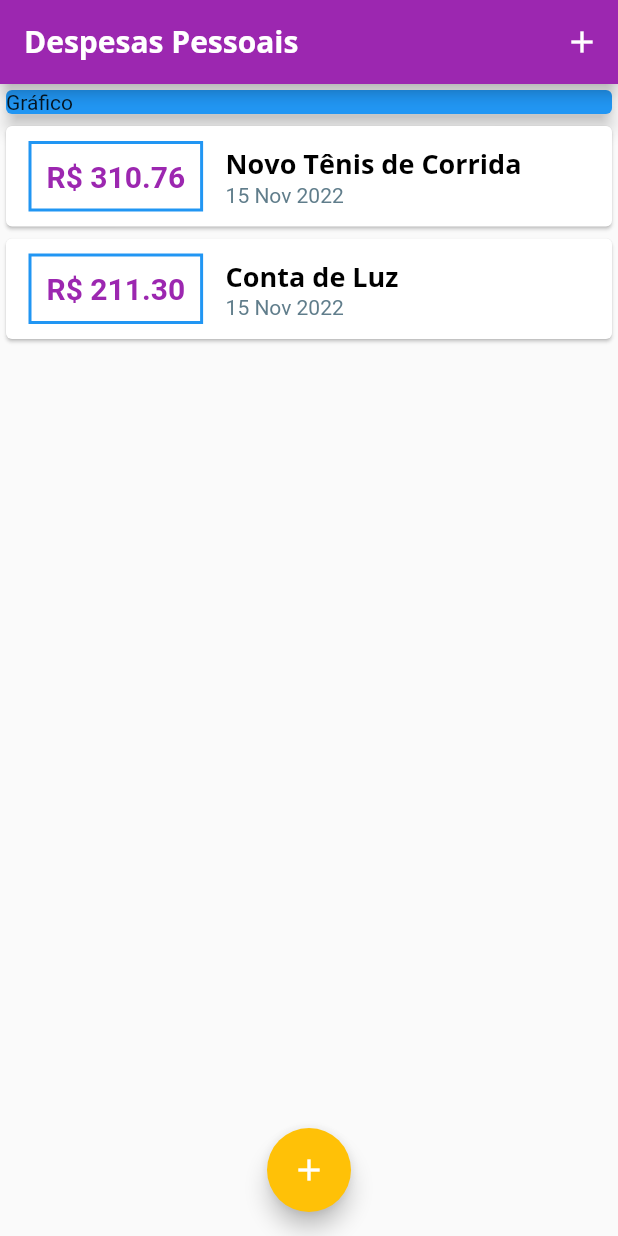
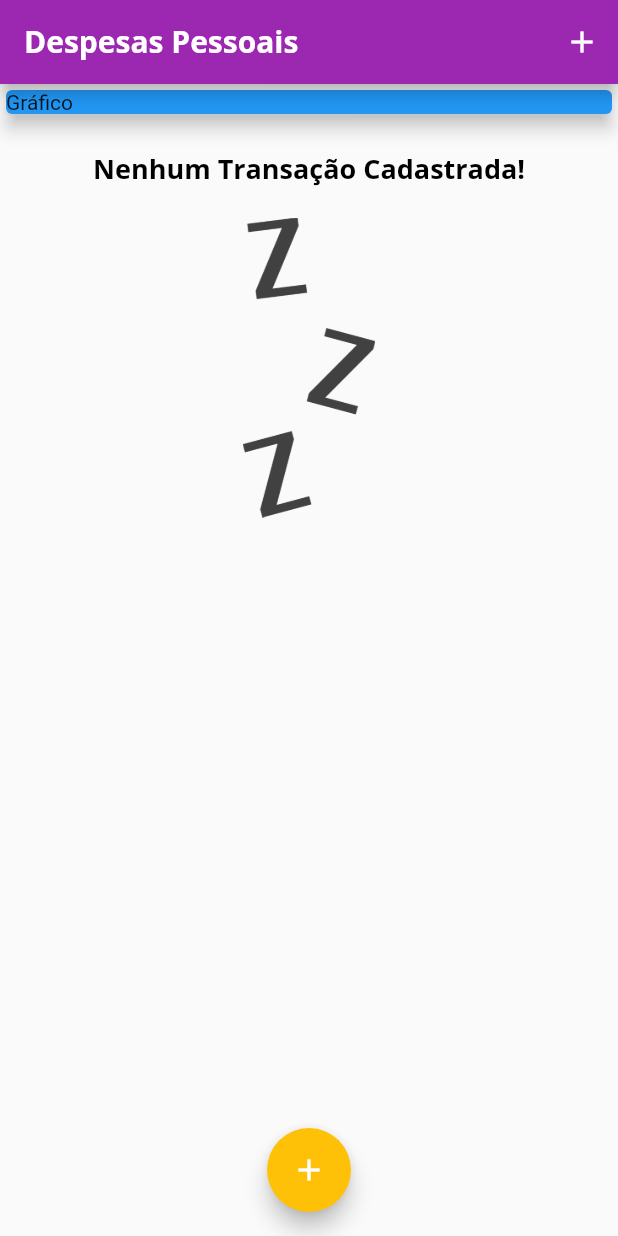
Before and after one commit to michelbaleeiro/expenses, a Flutter app: the screen it shows after launch, on a phone screen of 412 x 824 dp. Run offline on Flutter 3.47's test engine with Material 2 defaults, Android fonts, the phone set to English and light mode, and no system bars.

```diff
--- a/lib/components/transaction_list.dart
+++ b/lib/components/transaction_list.dart
@@ -16,7 +16,25 @@ class TransactionList extends StatelessWidget {
     // ignore: sized_box_for_whitespace
 return Container(
 height: 300,
-      child: ListView.builder(
+child: transactions.isEmpty
+? Column(
+children: [
+const SizedBox(height: 20),
+Text(
+'Nenhum Transação Cadastrada!',
+style: Theme.of(context).textTheme.headline6,
+),
+const SizedBox(height: 20),
+SizedBox(
+height: 200,
+child: Image.asset(
+'assets/images/waiting.png',
+fit: BoxFit.cover,
+),
+),
+],
+)
+: ListView.builder(
 itemCount: transactions.length,
 itemBuilder: (ctx, index) {
 final tr = transactions[index];
@@ -24,8 +42,8 @@ class TransactionList extends StatelessWidget {
 child: Row(
 children: [
 Container(
-                  margin:
-                      const EdgeInsets.symmetric(horizontal: 15, vertical: 10),
+margin: const EdgeInsets.symmetric(
+horizontal: 15, vertical: 10),
 decoration: BoxDecoration(
 border: Border.all(
 color: Theme.of(context).primaryColor,
--- a/lib/main.dart
+++ b/lib/main.dart
@@ -50,14 +50,14 @@ class MyHomePage extends StatefulWidget {
 }
 
 class _MyHomePageState extends State<MyHomePage> {
-  final _transactions = [
-    Transaction(
-        id: 't1',
-        title: 'Novo Tênis de Corrida',
-        value: 310.76,
-        date: DateTime.now()),
-    Transaction(
-        id: 't2', title: 'Conta de Luz', value: 211.30, date: DateTime.now()),
+  final List<Transaction> _transactions = [
+    // Transaction(
+    //     id: 't1',
+    //     title: 'Novo Tênis de Corrida',
+    //     value: 310.76,
+    //     date: DateTime.now()),
+    // Transaction(
+    //     id: 't2', title: 'Conta de Luz', value: 211.30, date: DateTime.now()),
   ];
 
   _addTransaction(String title, double value) {
--- a/pubspec.yaml
+++ b/pubspec.yaml
@@ -59,8 +59,8 @@ flutter:
   uses-material-design: true
 
   # To add assets to your application, add an assets section, like this:
-  # assets:
-  #   - images/a_dot_burr.jpeg
+  assets:
+    - assets/images/waiting.png
   #   - images/a_dot_ham.jpeg
 
   # An image asset can refer to one or more resolution-specific "variants", see
```
Also changed, not shown: assets/images/waiting.png (added), 1 other file. Lines whose indentation alone changed are shown as unchanged.
